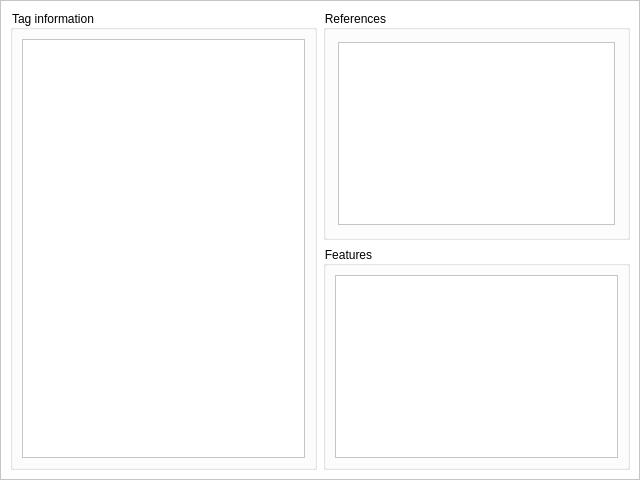
Qt form TagView.ui (bendalab/NixView) before a commit.
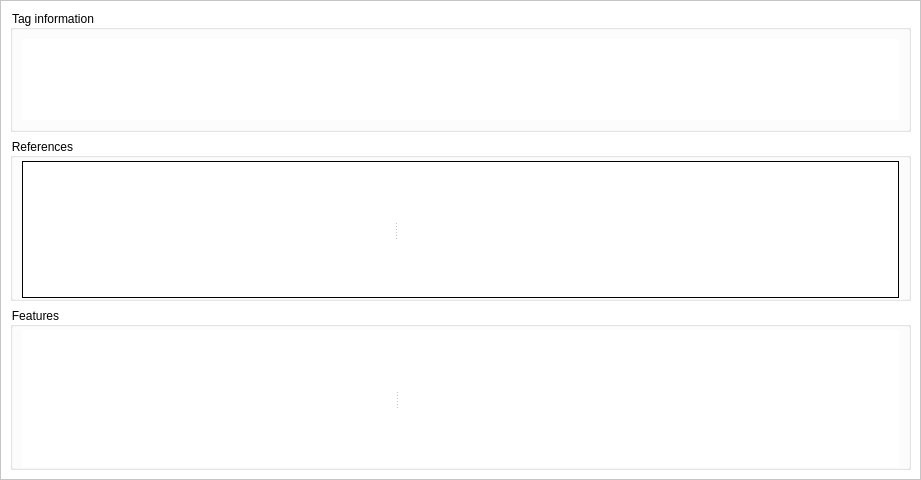
The same form after that commit.

Commit message: [TagView] add plots to TagView, plotting of 1D refs works

What changed in the file:
```diff
--- a/TagView.ui
+++ b/TagView.ui
@@ -6,7 +6,7 @@
    <rect>
     <x>0</x>
     <y>0</y>
-    <width>640</width>
+    <width>921</width>
     <height>480</height>
    </rect>
   </property>
@@ -27,7 +27,7 @@
     <rect>
      <x>0</x>
      <y>0</y>
-     <width>638</width>
+     <width>919</width>
      <height>478</height>
     </rect>
    </property>
@@ -73,6 +73,9 @@
          <property name="styleSheet">
           <string notr="true">background-color: white</string>
          </property>
+         <property name="frameShape">
+          <enum>QFrame::NoFrame</enum>
+         </property>
          <property name="readOnly">
           <bool>true</bool>
          </property>
@@ -81,7 +84,58 @@
       </layout>
      </widget>
     </item>
-    <item row="0" column="1">
+    <item row="3" column="0">
+     <widget class="QGroupBox" name="feature_box">
+      <property name="sizePolicy">
+       <sizepolicy hsizetype="Expanding" vsizetype="Expanding">
+        <horstretch>0</horstretch>
+        <verstretch>0</verstretch>
+       </sizepolicy>
+      </property>
+      <property name="autoFillBackground">
+       <bool>false</bool>
+      </property>
+      <property name="styleSheet">
+       <string notr="true">background-color: white</string>
+      </property>
+      <property name="title">
+       <string>Features</string>
+      </property>
+      <layout class="QHBoxLayout" name="horizontalLayout_2">
+       <property name="topMargin">
+        <number>3</number>
+       </property>
+       <property name="bottomMargin">
+        <number>0</number>
+       </property>
+       <item>
+        <widget class="QSplitter" name="splitter_2">
+         <property name="orientation">
+          <enum>Qt::Horizontal</enum>
+         </property>
+         <widget class="QListWidget" name="feature_list">
+          <property name="styleSheet">
+           <string notr="true">background-color: white</string>
+          </property>
+          <property name="frameShape">
+           <enum>QFrame::NoFrame</enum>
+          </property>
+         </widget>
+         <widget class="QWidget" name="feature_plot" native="true">
+          <property name="minimumSize">
+           <size>
+            <width>500</width>
+            <height>0</height>
+           </size>
+          </property>
+          <layout class="QHBoxLayout" name="horizontalLayout_3"/>
+         </widget>
+        </widget>
+       </item>
+      </layout>
+     </widget>
+    </item>
+    <item row="2" column="0">
      <widget class="QGroupBox" name="groupBox">
       <property name="sizePolicy">
        <sizepolicy hsizetype="Expanding" vsizetype="Expanding">
@@ -101,51 +155,68 @@
        <string>References</string>
       </property>
       <layout class="QHBoxLayout" name="horizontalLayout">
-       <property name="leftMargin">
-        <number>12</number>
+       <property name="spacing">
+        <number>6</number>
        </property>
        <property name="topMargin">
-        <number>12</number>
-       </property>
-       <property name="rightMargin">
-        <number>12</number>
+        <number>3</number>
        </property>
        <property name="bottomMargin">
-        <number>12</number>
+        <number>0</number>
        </property>
        <item>
-        <widget class="QListWidget" name="reference_list">
-         <property name="styleSheet">
-          <string notr="true">background-color: white</string>
+        <widget class="QSplitter" name="splitter">
+         <property name="sizePolicy">
+          <sizepolicy hsizetype="Expanding" vsizetype="Expanding">
+           <horstretch>0</horstretch>
+           <verstretch>0</verstretch>
+          </sizepolicy>
          </property>
-        </widget>
-       </item>
-      </layout>
-     </widget>
-    </item>
-    <item row="1" column="1">
-     <widget class="QGroupBox" name="feature_box">
-      <property name="sizePolicy">
-       <sizepolicy hsizetype="Expanding" vsizetype="Expanding">
-        <horstretch>0</horstretch>
-        <verstretch>0</verstretch>
-       </sizepolicy>
-      </property>
-      <property name="autoFillBackground">
-       <bool>false</bool>
-      </property>
-      <property name="styleSheet">
-       <string notr="true">background-color: white</string>
-      </property>
-      <property name="title">
-       <string>Features</string>
-      </property>
-      <layout class="QHBoxLayout" name="horizontalLayout_2">
-       <item>
-        <widget class="QListWidget" name="feature_list">
-         <property name="styleSheet">
-          <string notr="true">background-color: white</string>
+         <property name="frameShape">
+          <enum>QFrame::Box</enum>
          </property>
+         <property name="orientation">
+          <enum>Qt::Horizontal</enum>
+         </property>
+         <widget class="QListWidget" name="reference_list">
+          <property name="sizePolicy">
+           <sizepolicy hsizetype="Preferred" vsizetype="Expanding">
+            <horstretch>0</horstretch>
+            <verstretch>0</verstretch>
+           </sizepolicy>
+          </property>
+          <property name="minimumSize">
+           <size>
+            <width>200</width>
+            <height>0</height>
+           </size>
+          </property>
+          <property name="styleSheet">
+           <string notr="true">background-color: white; 
+</string>
+          </property>
+          <property name="frameShape">
+           <enum>QFrame::HLine</enum>
+          </property>
+          <property name="lineWidth">
+           <number>0</number>
+          </property>
+         </widget>
+         <widget class="QWidget" name="reference_plot" native="true">
+          <property name="sizePolicy">
+           <sizepolicy hsizetype="Expanding" vsizetype="Expanding">
+            <horstretch>0</horstretch>
+            <verstretch>0</verstretch>
+           </sizepolicy>
+          </property>
+          <property name="minimumSize">
+           <size>
+            <width>500</width>
+            <height>0</height>
+           </size>
+          </property>
+          <layout class="QHBoxLayout" name="horizontalLayout_5"/>
+         </widget>
         </widget>
        </item>
       </layout>
```
